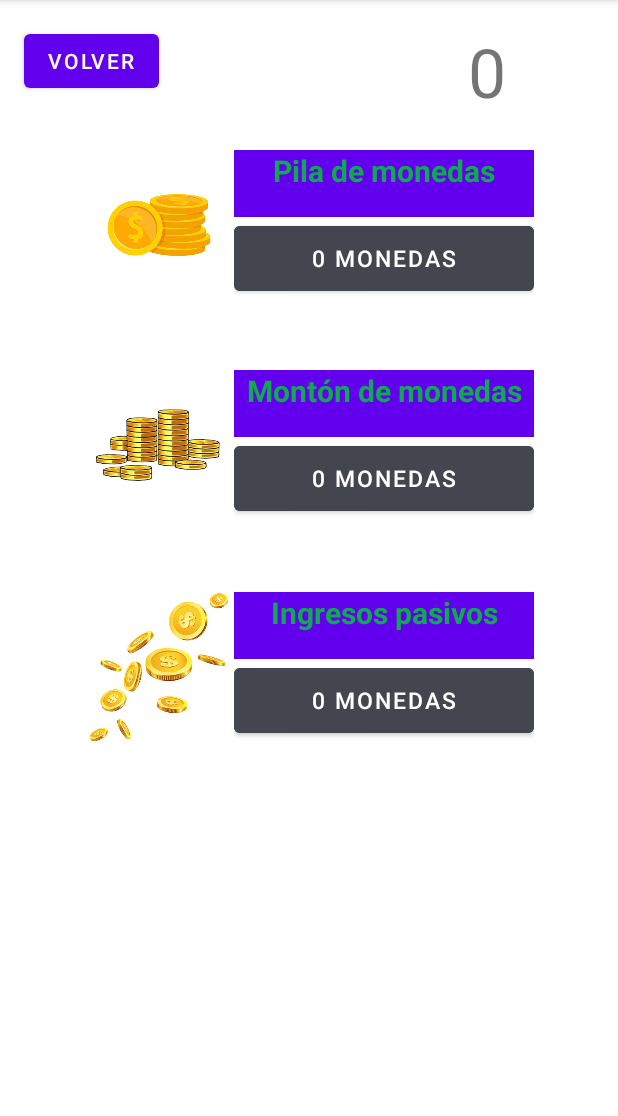
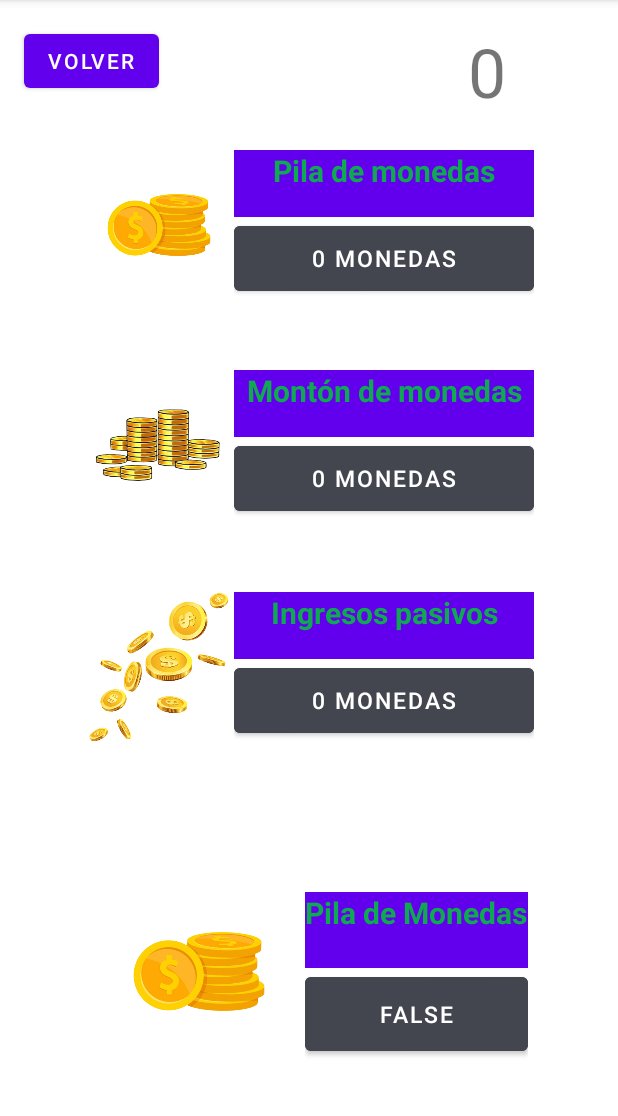
Before and after one commit to Alejandro7Hub/CoinsPMDM, an Android app: the Tienda screen opened directly, with no data from a screen before it, on a phone screen of 412 x 824 dp, the part 84-1200 px from its top. Run offline under Robolectric (Android 15) with nearby library versions, the phone set to English and light mode, and no system bars; 7 statements that could not run were skipped.

Commit message:
Versión AC
Todo funciona correctamente

Cosas por cambiar:
-añadir elementos al recyclerView
-Solucionar los botones del recyclerView

```diff
--- a/app/src/main/java/com/example/myapplication/Tienda.java
+++ b/app/src/main/java/com/example/myapplication/Tienda.java
@@ -1,19 +1,45 @@
 package com.example.myapplication;
 
-import static com.example.myapplication.R.id.pilaDeMonedas;
+
+
+
+import android.graphics.Color;
+import android.view.LayoutInflater;
+import android.view.View;
+import android.view.ViewGroup;
+import android.widget.Button;
+import android.widget.ImageView;
+import android.widget.LinearLayout;
+import android.widget.TextView;
+
+import androidx.annotation.NonNull;
+import androidx.recyclerview.widget.RecyclerView;
+
+
+
+
+
+
 
 import androidx.appcompat.app.AppCompatActivity;
+import androidx.recyclerview.widget.LinearLayoutManager;
+import androidx.recyclerview.widget.RecyclerView;
 
+import android.annotation.SuppressLint;
 import android.content.Intent;
 import android.os.Bundle;
 import android.os.Handler;
 import android.os.Looper;
 import android.view.View;
 import android.widget.Button;
+import android.widget.LinearLayout;
 import android.widget.TextView;
 import android.widget.Toast;
 
 import java.text.DecimalFormat;
+import java.util.ArrayList;
+import java.util.Arrays;
+import java.util.List;
 import java.util.concurrent.ExecutorService;
 import java.util.concurrent.Executors;
 
@@ -22,12 +48,15 @@ public class Tienda extends AppCompatActivity {
     Button compra1;
     Button compra2;
     Button compra3;
+    Button compra4;
+
     Button compraIncremento;
     double suma;
     double click = 1;
     double contpesao = 0;
     double costeMoneda1;
     double costeMoneda2;
+    double costeMoneda4;
     double costeIncremento;
     double valorAlto = 0;
     DecimalFormat df = new DecimalFormat("#.00");
@@ -35,20 +64,42 @@ public class Tienda extends AppCompatActivity {
     Toast toast; // Declarar la variable Toast fuera del bloque condicional
     double incremento;
 
+    String[] nombres={"Pila de Monedas"};
+    int[] imagenes={R.drawable.coins};
+    int[] boton={R.id.buttonPilaDeMonedas2};
+
+
     @Override
     protected void onCreate(Bundle savedInstanceState) {
         super.onCreate(savedInstanceState);
         setContentView(R.layout.activity_tienda);
+        View segundoLayout = LayoutInflater.from(this).inflate(R.layout.fila, null);
+
+        compra4 = segundoLayout.findViewById(R.id.buttonPilaDeMonedas2);
+
         contador = findViewById(R.id.contadorTienda);
-        compra1 = findViewById(pilaDeMonedas);
+        compra1 = findViewById(R.id.buttonPilaDeMonedas1);
         compra2 = findViewById(R.id.buttonMontonDeMonedas);
         compra3 = findViewById(R.id.buttonIncremento);
         compraIncremento = findViewById(R.id.buttonIncremento);
 
+
+
+        RecyclerView rv=findViewById(R.id.recyclerView);
+        LinearLayoutManager layoutManager = new LinearLayoutManager(this);
+        rv.setLayoutManager(layoutManager);
+        rv.setAdapter(new AdaptadorFila());
+
+
+
+
+
         Bundle mejoras =getIntent().getExtras();
+        click = mejoras.getDouble("click");
         suma = mejoras.getDouble("contadorValor");
         costeMoneda1 = mejoras.getDouble("mejora1");
         costeMoneda2 = mejoras.getDouble("mejora2");
+        costeMoneda4 = mejoras.getDouble("mejora4");
         costeIncremento = mejoras.getDouble("mejora3");;
         incremento = mejoras.getDouble("incremento");
 
@@ -67,7 +118,51 @@ public class Tienda extends AppCompatActivity {
         compra1.setText(String.valueOf(dfbajo.format(costeMoneda1)) + " Monedas");
         compra2.setText(String.valueOf(dfbajo.format(costeMoneda2)) + " Monedas");
         compra3.setText(String.valueOf(dfbajo.format(costeIncremento)) + " Monedas");
+        compra4.setText(String.valueOf(dfbajo.format(costeMoneda4)) + " Monedas");
         incTemporal();
+    }
+
+    public class AdaptadorFila extends RecyclerView.Adapter<AdaptadorFila.AdaptadorFilaHolder> {
+
+        @NonNull
+        @Override
+        public AdaptadorFilaHolder onCreateViewHolder(@NonNull ViewGroup parent, int viewType) {
+            return new AdaptadorFilaHolder(getLayoutInflater().inflate(R.layout.fila, parent,false));
+        }
+
+        @Override
+        public void onBindViewHolder(@NonNull AdaptadorFilaHolder holder, int position) {
+            holder.imprimir(position);
+        }
+        @Override
+        public int getItemCount() {
+            return nombres.length;
+        }
+        private class AdaptadorFilaHolder extends RecyclerView.ViewHolder{
+            ImageView iv1;
+            TextView tv1;
+            public AdaptadorFilaHolder(@NonNull View v){
+                super(v);
+                iv1=v.findViewById(R.id.imageView4);
+                tv1=v.findViewById(R.id.textoCompra4);
+                compra4= v.findViewById(R.id.buttonPilaDeMonedas2);
+
+            }
+            public void imprimir(int position){
+                iv1.setImageResource(imagenes[position]);
+                tv1.setText(nombres[position]);
+                compra4.setText(boton[position]);
+            }
+        }
+
+
+
+
+
+
+
+
+
     }
 
     public void Volver(View v){
@@ -76,12 +171,43 @@ public class Tienda extends AppCompatActivity {
         intent.putExtra("click",click);
         intent.putExtra("mejora1",costeMoneda1);
         intent.putExtra("mejora2",costeMoneda2);
+        intent.putExtra("mejora4",costeMoneda4);
         intent.putExtra("mejora3",costeIncremento);
         intent.putExtra("incremento",incremento);
         startActivity(intent);
         finish();
     }
 
+    public void mejora4(View v) {
+        if (suma >= costeMoneda4) {
+            suma = suma - costeMoneda4;
+            contador.setText(String.valueOf(suma));
+            costeMoneda4 = costeMoneda4 + 20;
+            click++;
+
+            if (suma >= 1000000) {
+                valorAlto = suma / 1000000;
+                contador.setText(String.valueOf(valorAlto) + " M");
+            } else if (suma>=1010){
+                valorAlto = suma / 1000;
+                contador.setText(String.valueOf(df.format(valorAlto)) + " K");
+            }else if (suma >= 1000) {
+                valorAlto = suma / 1000;
+                contador.setText(String.valueOf(dfbajo.format(valorAlto)) + " K");
+            } else {
+                contador.setText(String.valueOf(dfbajo.format(suma)));
+            }
+            compra4.setText(String.valueOf(dfbajo.format(costeMoneda4)) + " Monedas");
+        } else {
+            if (contpesao >= 3) {
+                toast = Toast.makeText(this, "Que no hay pesao", Toast.LENGTH_LONG);
+            } else {
+                contpesao++;
+                toast = Toast.makeText(this, "No hay....", Toast.LENGTH_SHORT);
+            }
+            toast.show(); // Mostrar el Toast
+        }
+    }
 
     public void mejora1(View v) {
         if (suma >= costeMoneda1) {
@@ -118,9 +244,7 @@ public class Tienda extends AppCompatActivity {
             click=click +4;
             contador.setText(String.valueOf(suma));
             costeMoneda2 = costeMoneda2 + 40;
-            Intent resultIntent = new Intent();
-            resultIntent.putExtra("contadorValorActualizado", suma);
-            setResult(RESULT_OK, resultIntent);
+
             if (suma >= 1000000) {
                 valorAlto = suma / 1000000;
                 contador.setText(String.valueOf(valorAlto) + " M");
@@ -187,9 +311,6 @@ public class Tienda extends AppCompatActivity {
             incremento= incremento +2;
             contador.setText(String.valueOf(suma));
             costeIncremento = costeIncremento + 50;
-            Intent resultIntent = new Intent();
-            resultIntent.putExtra("contadorValorActualizado", suma);
-            setResult(RESULT_OK, resultIntent);
             if (suma >= 1000000) {
                 valorAlto = suma / 1000000;
                 contador.setText(String.valueOf(valorAlto) + " M");
--- a/app/src/main/res/layout/activity_tienda.xml
+++ b/app/src/main/res/layout/activity_tienda.xml
@@ -5,6 +5,7 @@
     android:layout_width="match_parent"
     android:layout_height="match_parent"
     tools:context=".Tienda">
+
 
     <TextView
         android:id="@+id/contadorTienda"
@@ -58,7 +59,7 @@
                 android:textStyle="bold" />
 
             <Button
-                android:id="@+id/pilaDeMonedas"
+                android:id="@+id/buttonPilaDeMonedas1"
                 android:layout_width="200dp"
                 android:layout_height="50dp"
                 android:layout_weight="1"
@@ -186,4 +187,15 @@
         app:layout_constraintTop_toTopOf="parent"
         app:layout_constraintVertical_bias="0.023" />
 
+    <androidx.recyclerview.widget.RecyclerView
+        android:id="@+id/recyclerView"
+        android:layout_width="290dp"
+        android:layout_height="150dp"
+        app:layout_constraintBottom_toBottomOf="parent"
+        app:layout_constraintEnd_toEndOf="parent"
+        app:layout_constraintHorizontal_bias="0.507"
+        app:layout_constraintStart_toStartOf="parent"
+        app:layout_constraintTop_toTopOf="parent"
+        app:layout_constraintVertical_bias="0.962" />
+
 </androidx.constraintlayout.widget.ConstraintLayout>
--- /dev/null
+++ b/app/src/main/res/layout/fila.xml
@@ -0,0 +1,42 @@
+<?xml version="1.0" encoding="utf-8"?>
+<LinearLayout xmlns:android="http://schemas.android.com/apk/res/android"
+    android:layout_width="match_parent"
+    android:layout_height="match_parent">
+
+    <ImageView
+        android:id="@+id/imageView4"
+        android:layout_width="141dp"
+        android:layout_height="106dp"
+        android:src="@drawable/coins" />
+
+    <LinearLayout
+        android:layout_width="match_parent"
+        android:layout_height="112dp"
+        android:orientation="vertical">
+    <TextView
+        android:id="@+id/textoCompra4"
+        android:layout_width="match_parent"
+        android:layout_height="40dp"
+        android:layout_gravity="center"
+        android:layout_weight="1"
+        android:background="@color/purple_500"
+        android:text="Pila de monedas"
+        android:textAlignment="center"
+        android:textColor="#0FA951"
+        android:textSize="20dp"
+        android:textStyle="bold" />
+
+    <Button
+        android:id="@+id/buttonPilaDeMonedas2"
+        android:layout_width="match_parent"
+        android:layout_height="50dp"
+        android:layout_gravity="center"
+        android:layout_weight="1"
+        android:backgroundTint="@color/material_dynamic_neutral_variant30"
+        android:onClick="mejora4"
+        android:text="100 monedas"
+        android:textSize="15dp" />
+    </LinearLayout>
+
+
+</LinearLayout>
```
Also changed, not shown: app/src/main/java/com/example/myapplication/MainActivity.java (+6 -1 lines).
